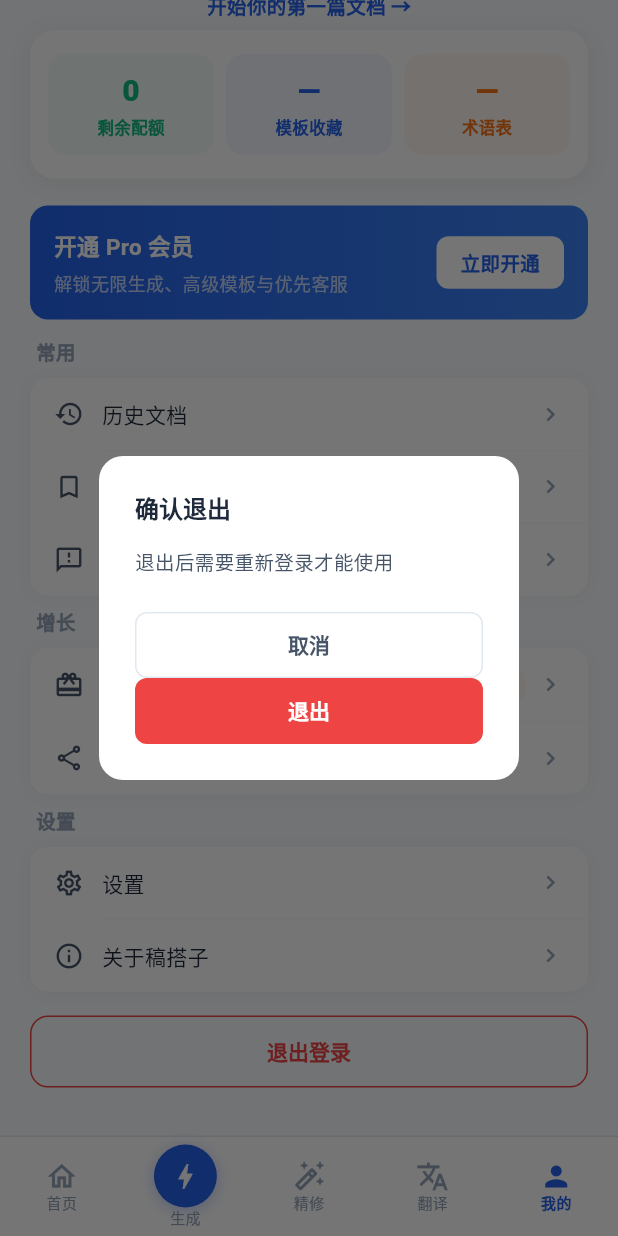
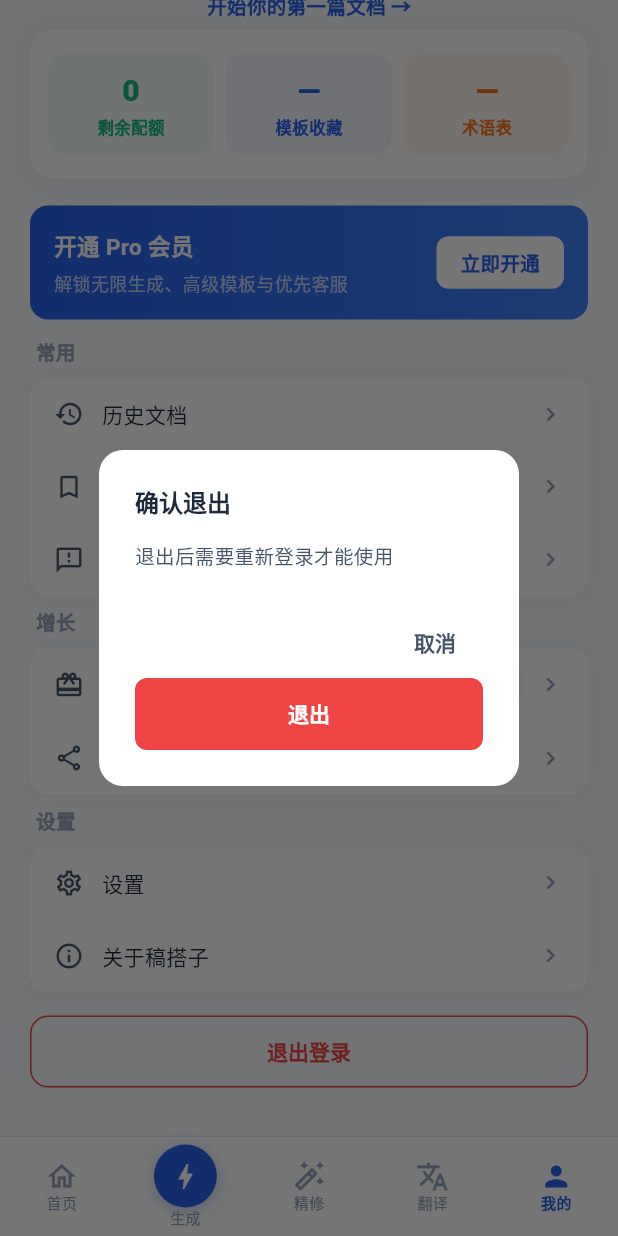
Before and after one commit to carsonbox2025/docforge_app, a Flutter app: the ProfilePage screen opened by its route, scrolled down 138 dp, after a tap on "退出登录", on a phone screen of 412 x 824 dp. Run offline on Flutter 3.47's test engine with Material 3 defaults, Android fonts, the phone set to English and light mode, and no system bars; our stand-ins replace connectivity_plus, dio, equatable, file_picker, flutter_markdown, flutter_riverpod and 9 more; missing offline and left inert: dart:html; accounts and stored records are empty; network calls fail; Roboto replaces fonts that are missing (PingFang SC).

Commit message:
fix(ui): 返回键拦截上移至App层 + 法律页面Markdown样式优化 + 退出弹窗简化

```diff
--- a/lib/app/router.dart
+++ b/lib/app/router.dart
@@ -2,6 +2,7 @@ import 'package:flutter/material.dart';
 import 'package:flutter_riverpod/flutter_riverpod.dart';
 import 'package:go_router/go_router.dart';
 
+import 'shell.dart';
 import '../features/auth/presentation/pages/splash_page.dart';
 import '../features/auth/presentation/pages/login_page.dart';
 import '../features/auth/presentation/pages/profile_setup_page.dart';
@@ -27,9 +28,8 @@ import '../features/profile/presentation/pages/about_page.dart';
 import '../features/auth/presentation/pages/legal_page.dart';
 import '../features/auth/presentation/pages/forgot_password_page.dart';
 import '../features/feedback/presentation/pages/feedback_page.dart';
-import 'shell.dart';
 
-final _rootNavigatorKey = GlobalKey<NavigatorState>();
+final rootNavigatorKey = GlobalKey<NavigatorState>();
 
 CustomTransitionPage _fastFadePage(Widget child, ValueKey<String> key) {
   return CustomTransitionPage(
@@ -55,7 +55,7 @@ final routerProvider = Provider<GoRouter>((ref) {
   });
 
   return GoRouter(
-    navigatorKey: _rootNavigatorKey,
+    navigatorKey: rootNavigatorKey,
     initialLocation: '/',
     refreshListenable: authNotifier,
     redirect: (context, state) {
--- a/lib/features/profile/presentation/pages/profile_page.dart
+++ b/lib/features/profile/presentation/pages/profile_page.dart
@@ -661,39 +661,29 @@ class _ProfilePageState extends ConsumerState<ProfilePage> {
           ),
         ),
         actions: [
-          SizedBox(
-            height: 44,
-            child: OutlinedButton(
+          TextButton(
             onPressed: () => Navigator.of(ctx).pop(),
-              style: OutlinedButton.styleFrom(
-                side: const BorderSide(color: AppColors.border),
-                shape: RoundedRectangleBorder(
-                  borderRadius: BorderRadius.circular(AppRadius.sm),
-                ),
-              ),
             child: const Text(
               '取消',
               style: TextStyle(
                 fontSize: 14,
+                color: AppColors.textSecondary,
                 fontWeight: FontWeight.w600,
-                  color: AppColors.textSecondary,
               ),
             ),
           ),
-          ),
-          const SizedBox(width: 12),
-          SizedBox(
-            height: 44,
-            child: ElevatedButton(
+          const SizedBox(width: 8),
+          ElevatedButton(
             onPressed: () {
               Navigator.of(ctx).pop();
               ref.read(authProvider.notifier).logout();
             },
             style: ElevatedButton.styleFrom(
               backgroundColor: AppColors.error,
+              foregroundColor: Colors.white,
               elevation: 0,
               shape: RoundedRectangleBorder(
-                  borderRadius: BorderRadius.circular(AppRadius.sm),
+                borderRadius: BorderRadius.circular(8),
               ),
             ),
             child: const Text(
@@ -701,8 +691,6 @@ class _ProfilePageState extends ConsumerState<ProfilePage> {
               style: TextStyle(
                 fontSize: 14,
                 fontWeight: FontWeight.w600,
-                  color: Colors.white,
-                ),
               ),
             ),
           ),
```
Also changed, not shown: lib/app/app.dart (+82 -2 lines), lib/app/shell.dart (+3 -47 lines), lib/features/auth/presentation/pages/legal_page.dart (+8 -2 lines), 2 other files. Lines whose indentation alone changed are shown as unchanged.
